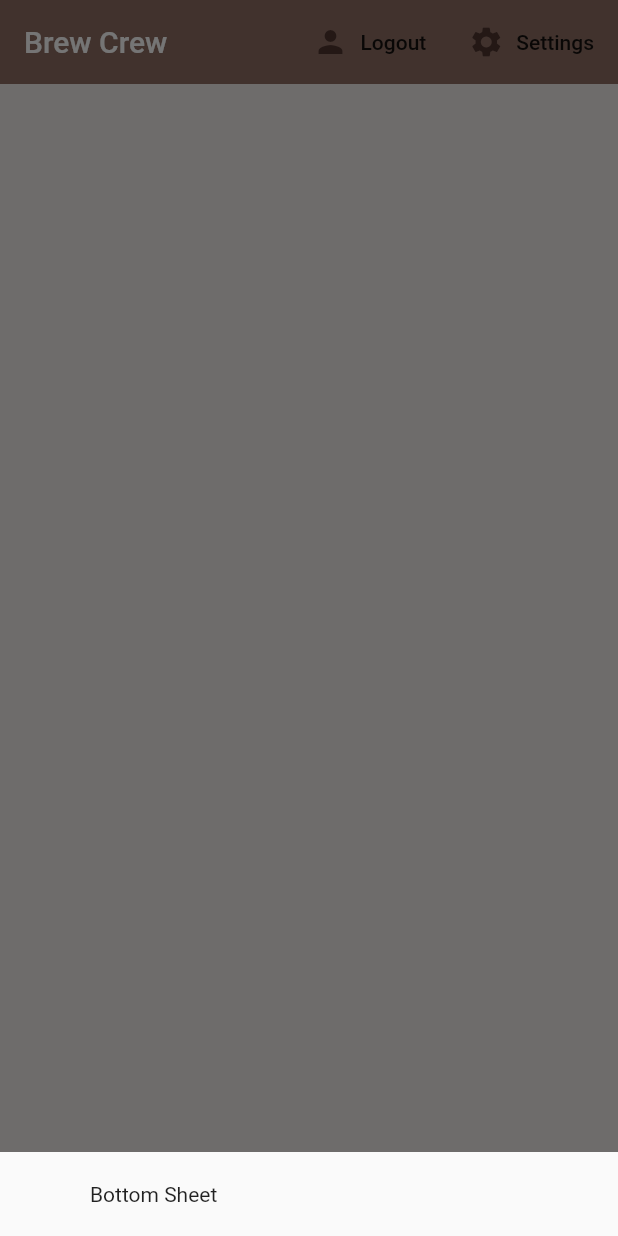
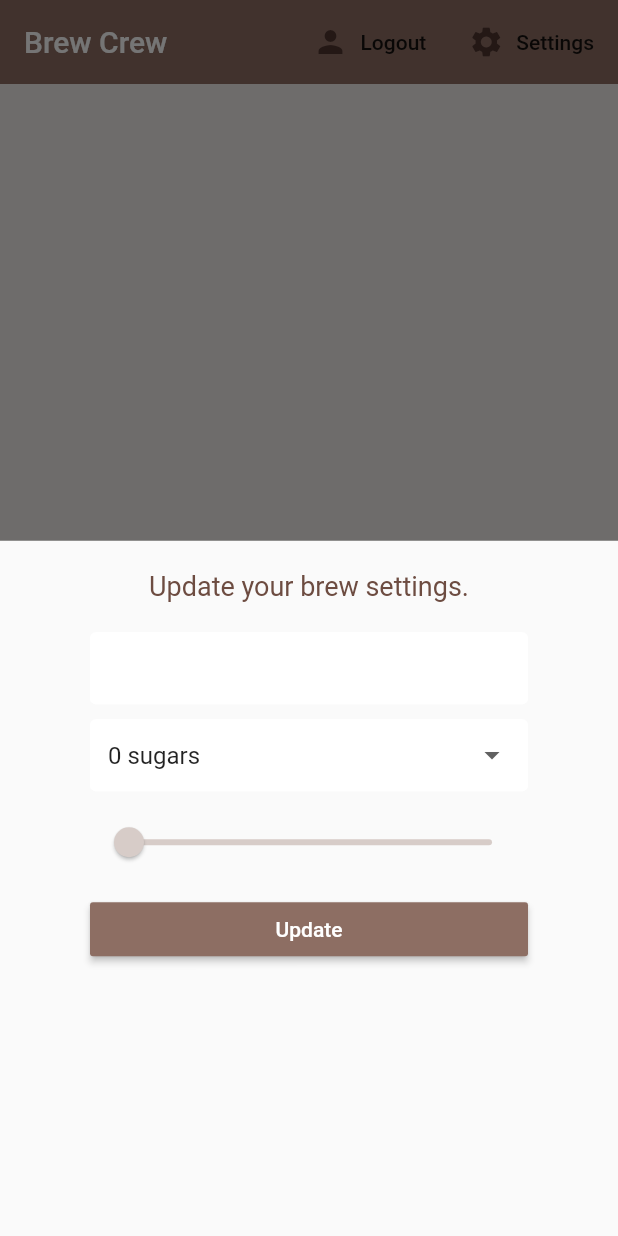
Before and after one commit to MigCap/brew, a Flutter app: the screen it shows once a user with an empty profile is signed in, after a tap on "Settings", on a phone screen of 412 x 824 dp. Run offline on Flutter 3.47's test engine with Material 2 defaults, Android fonts, the phone set to English and light mode, and no system bars; our stand-ins replace cloud_firestore, firebase_auth, flutter_spinkit; accounts and stored records are empty.

Commit message:
- Added initial form to get coffee values.

```diff
--- a/lib/screens/home/home.dart
+++ b/lib/screens/home/home.dart
@@ -1,5 +1,6 @@
 import 'package:brew_crew/models/brew.dart';
 import 'package:brew_crew/screens/home/brew_list.dart';
+import 'package:brew_crew/screens/home/settings_form.dart';
 import 'package:brew_crew/services/auth.dart';
 import 'package:brew_crew/services/database.dart';
 import 'package:flutter/material.dart';
@@ -16,7 +17,7 @@ class Home extends StatelessWidget {
           builder: (context) {
             return Container(
               padding: EdgeInsets.symmetric(vertical: 20.0, horizontal: 60.0),
-              child: Text('Bottom Sheet'),
+              child: SettingsForm(),
             );
           });
     }
--- /dev/null
+++ b/lib/screens/home/settings_form.dart
@@ -0,0 +1,75 @@
+import 'package:brew_crew/shared/styles.dart';
+import 'package:flutter/material.dart';
+
+class SettingsForm extends StatefulWidget {
+  @override
+  _SettingsFormState createState() => _SettingsFormState();
+}
+
+class _SettingsFormState extends State<SettingsForm> {
+  final _formKey = GlobalKey<FormState>();
+  final List<String> sugars = ['0', '1', '2', '3', '4'];
+
+  // form values
+  String _currentName;
+  String _currentSugars;
+  int _currentStrength;
+
+  @override
+  Widget build(BuildContext context) {
+    return Form(
+      key: _formKey,
+      child: Column(
+        children: <Widget>[
+          Text(
+            'Update your brew settings.',
+            style: TextStyle(fontSize: 18.0, color: Colors.brown[600]),
+          ),
+          SizedBox(height: 20.0),
+          TextFormField(
+            decoration: textInputDecoration,
+            validator: (val) => val.isEmpty ? 'Please enter a name' : null,
+            onChanged: (val) => setState(() => _currentName = val),
+          ),
+          SizedBox(height: 10.0),
+          DropdownButtonFormField(
+            value: _currentSugars ?? '0',
+            decoration: textInputDecoration,
+            items: sugars.map((sugar) {
+              return DropdownMenuItem(
+                value: sugar,
+                child: Text('$sugar sugars'),
+              );
+            }).toList(),
+            onChanged: (val) => setState(() => _currentSugars = val),
+          ),
+          SizedBox(height: 10.0),
+          Slider(
+            value: (_currentStrength ?? 100).toDouble(),
+            activeColor: Colors.brown[_currentStrength ?? 100],
+            inactiveColor: Colors.brown[_currentStrength ?? 100],
+            min: 100.0,
+            max: 900.0,
+            divisions: 8,
+            onChanged: (val) => setState(() => _currentStrength = val.round()),
+          ),
+          SizedBox(height: 10.0),
+          Container(
+            width: double.infinity,
+            child: RaisedButton(
+                color: Colors.brown[400],
+                child: Text(
+                  'Update',
+                  style: TextStyle(color: Colors.white),
+                ),
+                onPressed: () async {
+                  print(_currentName);
+                  print(_currentSugars);
+                  print(_currentStrength);
+                }),
+          ),
+        ],
+      ),
+    );
+  }
+}
--- a/lib/shared/styles.dart
+++ b/lib/shared/styles.dart
@@ -2,13 +2,12 @@ import 'package:flutter/material.dart';
 
 const textInputDecoration = InputDecoration(
   fillColor: Colors.white,
-  focusColor: Colors.brown,
-  // filled: true,
+  filled: true,
   contentPadding: EdgeInsets.all(12.0),
-  // enabledBorder: OutlineInputBorder(
-  //   borderSide: BorderSide(color: Colors.white, width: 2.0),
-  // ),
-  // focusedBorder: OutlineInputBorder(
-  //   borderSide: BorderSide(color: Colors.brown, width: 2.0),
-  // ),
+  enabledBorder: OutlineInputBorder(
+    borderSide: BorderSide(color: Colors.white, width: 2.0),
+  ),
+  focusedBorder: OutlineInputBorder(
+    borderSide: BorderSide(color: Colors.pink, width: 2.0),
+  ),
 );
```
